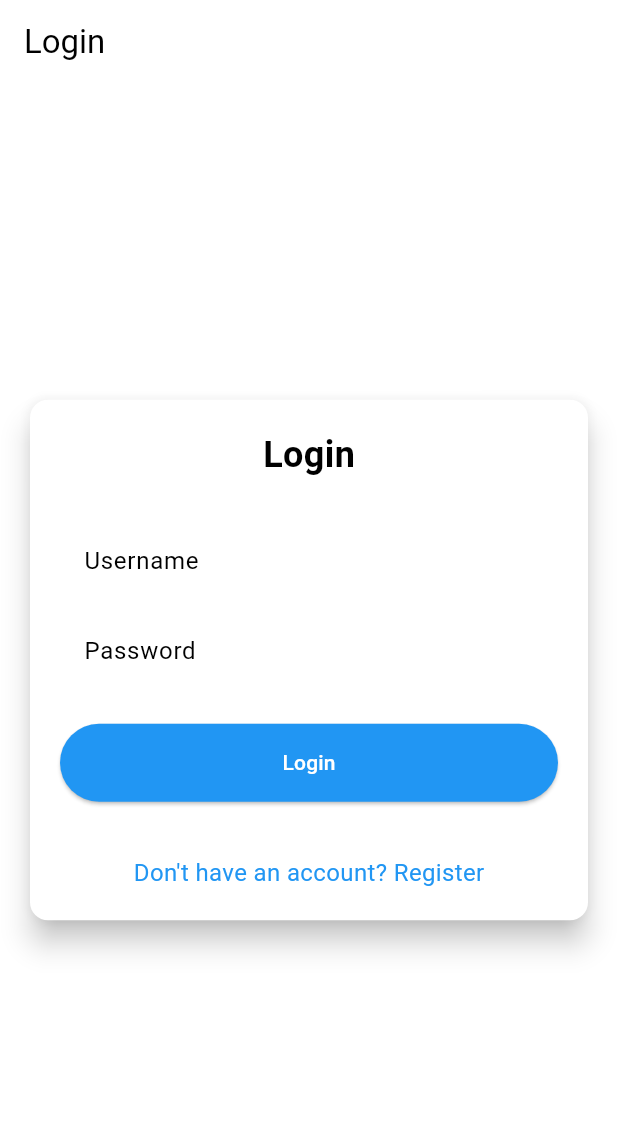
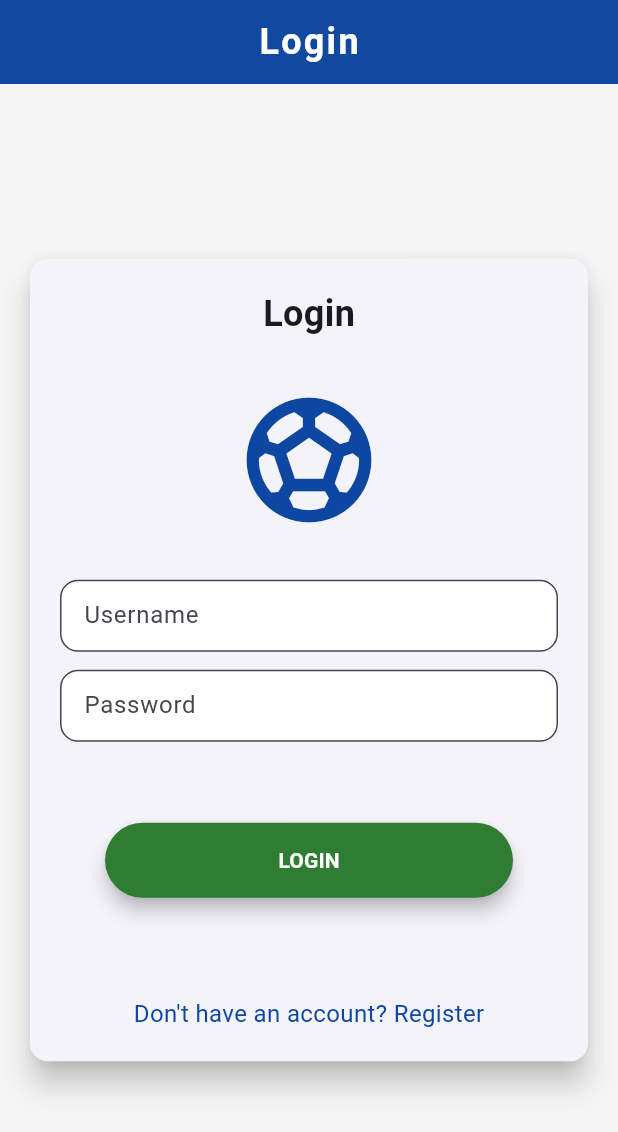
Before and after one commit to levinaaurellia/football-station-mobile, a Flutter app: the screen it shows after launch, on a phone screen of 412 x 824 dp. Shown: the top 1132 px of the screen. Run offline on Flutter 3.47's test engine with Material 3 defaults, Android fonts, the phone set to English and light mode, and no system bars; missing offline and left inert: pbp_django_auth.

Commit message:
benerin design

```diff
--- a/lib/main.dart
+++ b/lib/main.dart
@@ -22,8 +22,38 @@ class MyApp extends StatelessWidget {
       child: MaterialApp(
         title: 'Football Station',
         theme: ThemeData(
-          colorScheme: ColorScheme.fromSwatch(primarySwatch: Colors.blue)
-              .copyWith(secondary: Colors.blueAccent[400]),
+          useMaterial3: true,
+          colorScheme: ColorScheme.fromSeed(
+            seedColor: const Color(0xFF0D47A1),
+            primary: const Color(0xFF0D47A1),
+            secondary: const Color(0xFF2E7D32),
+            surface: const Color(0xFFF5F5F5),
+          ),
+
+
+          appBarTheme: const AppBarTheme(
+              backgroundColor: Color(0xFF0D47A1),
+              foregroundColor: Colors.white,
+              centerTitle: true,
+              elevation: 4,
+              titleTextStyle: TextStyle(
+                fontSize: 24,
+                fontWeight: FontWeight.bold,
+                fontFamily: 'Roboto',
+                letterSpacing: 1.5,
+              )
+          ),
+
+          // Bikin Text Input jadi bulat-bulat
+          inputDecorationTheme: InputDecorationTheme(
+            filled: true,
+            fillColor: Colors.white,
+            border: OutlineInputBorder(
+              borderRadius: BorderRadius.circular(30.0),
+              borderSide: BorderSide.none,
+            ),
+            contentPadding: const EdgeInsets.symmetric(horizontal: 24, vertical: 16),
+          ),
         ),
         home: const LoginPage(),
       ),
--- a/lib/screens/login.dart
+++ b/lib/screens/login.dart
@@ -65,6 +65,14 @@ class _LoginPageState extends State<LoginPage> {
                     ),
                   ),
                   const SizedBox(height: 30.0),
+
+                  const Icon(
+                    Icons.sports_soccer,
+                    size: 100,
+                    color: Color(0xFF0D47A1),
+                  ),
+                  const SizedBox(height: 30),
+
                   TextField(
                     controller: _usernameController,
                     decoration: const InputDecoration(
@@ -90,21 +98,34 @@ class _LoginPageState extends State<LoginPage> {
                     obscureText: true,
                   ),
                   const SizedBox(height: 24.0),
-                  ElevatedButton(
+
+                  Padding(
+                    padding: const EdgeInsets.all(30.0),
+                    child: ElevatedButton(
+                      style: ElevatedButton.styleFrom(
+                        backgroundColor: const Color(0xFF2E7D32),
+                        foregroundColor: Colors.white,
+                        minimumSize: const Size.fromHeight(50),
+                        shape: RoundedRectangleBorder(
+                          borderRadius: BorderRadius.circular(30),
+                        ),
+                        elevation: 5,
+                      ),
                       onPressed: () async {
                         String username = _usernameController.text;
                         String password = _passwordController.text;
 
-                      final response = await request
-                      .login("https://levina-aurellia-footballstation.pbp.cs.ui.ac.id/auth/login/", {
+                        final response = await request.login(
+                            "https://levina-aurellia-footballstation.pbp.cs.ui.ac.id/auth/login/",
+                            {
                               'username': username,
                               'password': password,
                             });
 
-                      if(request.loggedIn) {
+                        if (request.loggedIn) {
                           String message = response['message'];
                           String uname = response['username'];
-                        if(context.mounted) {
+                          if (context.mounted) {
                             Navigator.pushReplacement(
                               context,
                               MaterialPageRoute(
@@ -137,14 +158,14 @@ class _LoginPageState extends State<LoginPage> {
                           }
                         }
                       },
-                    style: ElevatedButton.styleFrom(
-                      foregroundColor: Colors.white,
-                      minimumSize: Size(double.infinity, 50),
-                      backgroundColor: Theme.of(context).colorScheme.primary,
-                      padding: const EdgeInsets.symmetric(vertical: 16.0),
+                      // Label tombol
+                      child: const Text(
+                        'LOGIN',
+                        style: TextStyle(fontWeight: FontWeight.bold),
                       ),
-                    child: const Text('Login'),
                     ),
+                  ),
+
                   const SizedBox(height: 36.0),
                   GestureDetector(
                     onTap: () {
```
Also changed, not shown: lib/widgets/product_card.dart (+24 -7 lines), lib/widgets/product_entry_card.dart (+13 -3 lines). Lines whose indentation alone changed are shown as unchanged.
